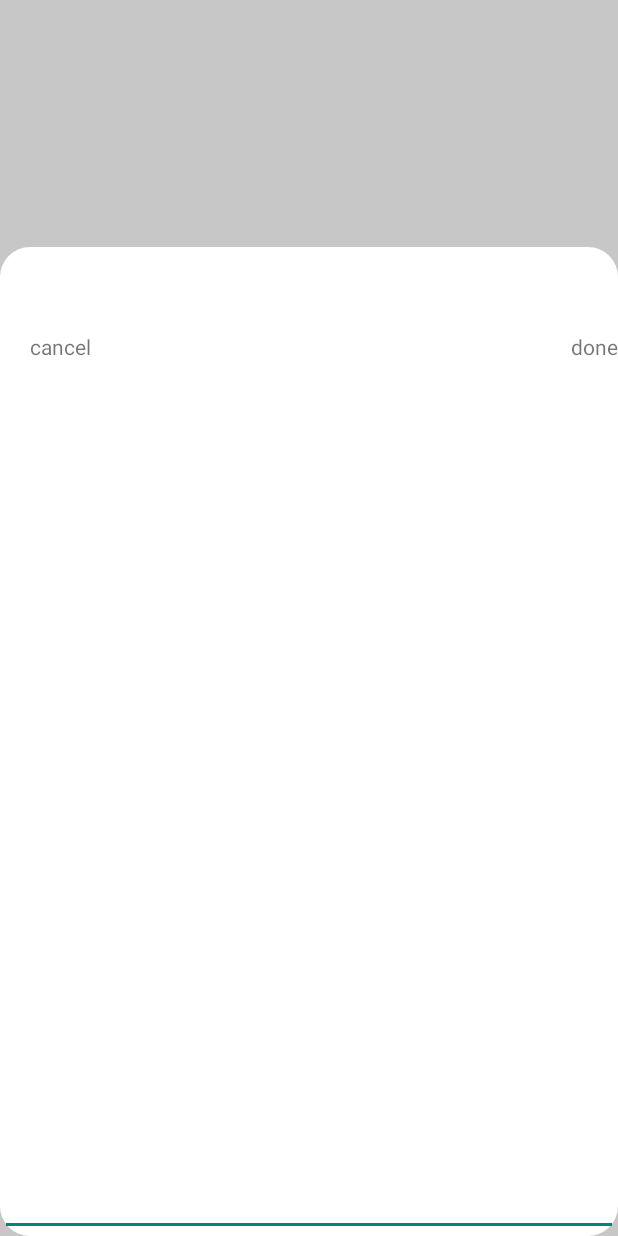
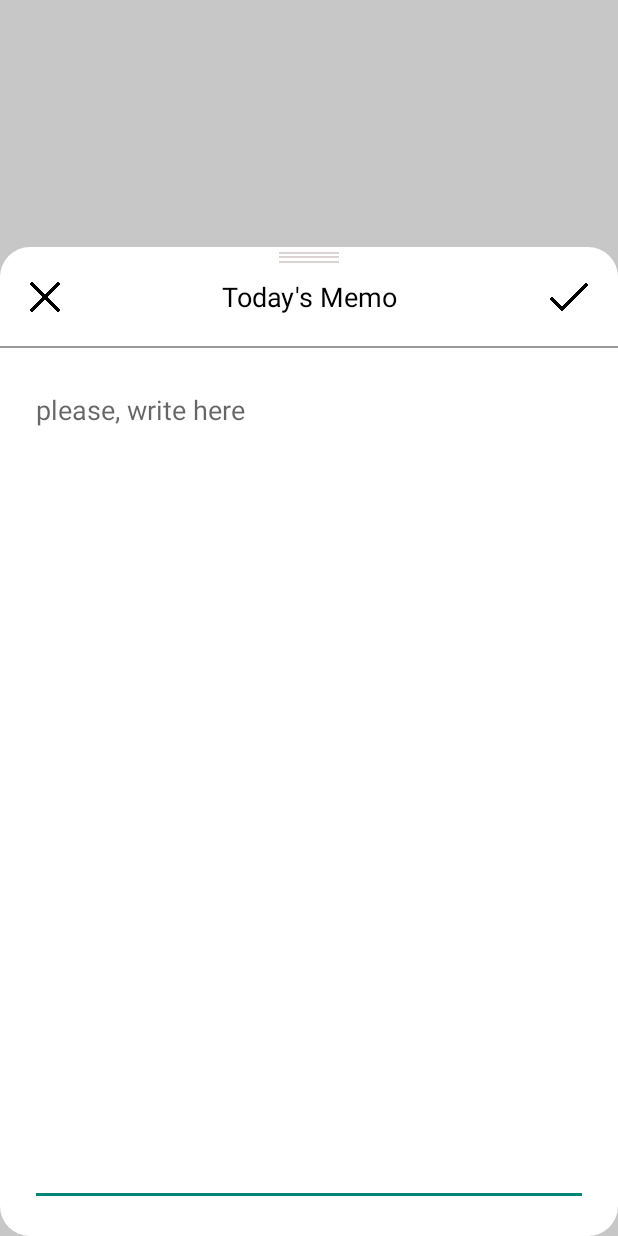
Before and after one commit to GodDB/PlanPlusMinus, an Android app: the layout controller_plan_memo.xml on its own in the app's theme, with its tools: preview values and no code run, on a phone screen of 412 x 824 dp. Run offline under Robolectric (Android 15) with nearby library versions, the phone set to English and light mode, and no system bars.

Commit message:
update(11/30)

```diff
--- a/app/build.gradle
+++ b/app/build.gradle
@@ -54,6 +54,7 @@ dependencies {
 
     implementation 'com.bluelinelabs:conductor:3.0.0-rc3'
     implementation 'com.bluelinelabs:conductor-archlifecycle:3.0.0-rc3'
+    implementation 'com.bluelinelabs:conductor-viewpager:3.0.0-rc3'
 
     def room_version = "2.2.5"
 
--- a/app/src/main/java/com/example/todoplusminus/base/ControllerBase.kt
+++ b/app/src/main/java/com/example/todoplusminus/base/ControllerBase.kt
@@ -48,7 +48,7 @@ abstract class ControllerBase : LifecycleController {
                 val tempTransaction = backstack[index]
                 backstack.removeAt(index)
                 backstack.add(tempTransaction)
-                router.setBackstack(backstack, null)
+                router.setBackstack(backstack, SimpleSwapChangeHandler())
                 return
             }
         }
--- a/app/src/main/java/com/example/todoplusminus/db/PlannerDatabase.kt
+++ b/app/src/main/java/com/example/todoplusminus/db/PlannerDatabase.kt
@@ -81,7 +81,7 @@ interface UserPlanDao{
     fun updateTitleBgById(id : String, title : String, bgColor: Int)
 
     @Query("select * from PlannerMemo where date = :date")
-    fun getMemoByDate(date : String) : LiveData<PlanMemo>
+    fun getMemoByDate(date : String) : PlanMemo?
 
     @Update(onConflict = OnConflictStrategy.REPLACE)
     suspend fun updatePlanMemo(memo : PlanMemo)
--- a/app/src/main/java/com/example/todoplusminus/repository/ILocalDataSource.kt
+++ b/app/src/main/java/com/example/todoplusminus/repository/ILocalDataSource.kt
@@ -18,7 +18,7 @@ interface ILocalDataSource {
 
     fun getLastIndex() : Int
 
-    fun getMemoByDate(date : String) : LiveData<PlanMemo>
+    fun getMemoByDate(date : String) : PlanMemo?
 
     suspend fun deletePlannerDataById(id : String)
 
--- a/app/src/main/java/com/example/todoplusminus/repository/LocalDataSourceImpl.kt
+++ b/app/src/main/java/com/example/todoplusminus/repository/LocalDataSourceImpl.kt
@@ -20,7 +20,7 @@ class LocalDataSourceImpl(val db: PlannerDatabase) : ILocalDataSource {
     override fun getLastIndex(): Int =
         db.userPlanDao().getLastIndex()
 
-    override fun getMemoByDate(date: String): LiveData<PlanMemo> = db.userPlanDao().getMemoByDate(date)
+    override fun getMemoByDate(date: String): PlanMemo? = db.userPlanDao().getMemoByDate(date)
 
 
     override suspend fun deletePlannerDataById(id: String) {
--- a/app/src/main/java/com/example/todoplusminus/repository/PlannerRepository.kt
+++ b/app/src/main/java/com/example/todoplusminus/repository/PlannerRepository.kt
@@ -16,7 +16,7 @@ class PlannerRepository(
 
     fun getLastIndex() : Int = localSource.getLastIndex()
 
-    fun getMemoByDate(date : String) : LiveData<PlanMemo> = localSource.getMemoByDate(date)
+    fun getMemoByDate(date : String) : PlanMemo? = localSource.getMemoByDate(date)
 
     suspend fun deletePlannerDataById(id: String) {
         localSource.deletePlannerDataById(id)
--- a/app/src/main/java/com/example/todoplusminus/vm/PlannerViewModel.kt
+++ b/app/src/main/java/com/example/todoplusminus/vm/PlannerViewModel.kt
@@ -88,6 +88,7 @@ class PlannerViewModel(private val repository: PlannerRepository) : ViewModel()
     }
 
     fun showMemo(){
+        Log.d("godgod", "showMemo()")
         isShowMemoEditor.value = true
         isShowMemoEditor.value = false
     }
--- a/app/src/main/res/layout/controller_plan_memo.xml
+++ b/app/src/main/res/layout/controller_plan_memo.xml
@@ -1,10 +1,10 @@
 <?xml version="1.0" encoding="utf-8"?>
 
 <layout xmlns:android="http://schemas.android.com/apk/res/android"
-    xmlns:app="http://schemas.android.com/apk/res-auto">
+    xmlns:app="http://schemas.android.com/apk/res-auto"
+    xmlns:bind="http://schemas.android.com/tools">
 
     <data>
-
         <variable
             name="vm"
             type="com.example.todoplusminus.vm.PlanMemoVM" />
@@ -12,7 +12,8 @@
 
     <androidx.constraintlayout.widget.ConstraintLayout
         android:layout_width="match_parent"
-        android:layout_height="match_parent">
+        android:layout_height="match_parent"
+        >
 
         <com.example.todoplusminus.ui.BackgroundView
             android:layout_width="match_parent"
@@ -28,42 +29,54 @@
             app:layout_constraintRight_toRightOf="parent"
             app:layout_constraintTop_toTopOf="@id/guide_top"
             app:layout_constraintBottom_toBottomOf="parent"
-            android:background="@drawable/card_view_border">
+            android:background="@drawable/card_view_border"
+            bind:setSlideEvent="@{() -> vm.onCancel()}"
+            >
 
-            <View
-                android:layout_width="40dp"
-                android:layout_height="1dp"
-                app:layout_constraintLeft_toLeftOf="parent"
-                app:layout_constraintRight_toRightOf="parent"
-                app:layout_constraintTop_toBottomOf="@id/root_view"
-                android:background="@color/right_gray"
-                />
             <View
                 android:layout_width="40dp"
                 android:layout_height="1dp"
                 android:layout_marginTop="3dp"
                 app:layout_constraintLeft_toLeftOf="parent"
                 app:layout_constraintRight_toRightOf="parent"
-                app:layout_constraintTop_toBottomOf="@id/root_view"
+                app:layout_constraintTop_toTopOf="@id/root_view"
                 android:background="@color/right_gray"
                 />
             <View
                 android:layout_width="40dp"
                 android:layout_height="1dp"
-                android:layout_marginTop="3dp"
+                android:layout_marginTop="6dp"
                 app:layout_constraintLeft_toLeftOf="parent"
                 app:layout_constraintRight_toRightOf="parent"
-                app:layout_constraintTop_toBottomOf="@id/root_view"
+                app:layout_constraintTop_toTopOf="@id/root_view"
+                android:background="@color/right_gray"
+                />
+            <View
+                android:layout_width="40dp"
+                android:layout_height="1dp"
+                android:layout_marginTop="9dp"
+                app:layout_constraintLeft_toLeftOf="parent"
+                app:layout_constraintRight_toRightOf="parent"
+                app:layout_constraintTop_toTopOf="@id/root_view"
                 android:background="@color/right_gray"
                 />
 
-            <TextView
+            <View
+                android:layout_width="0dp"
+                android:layout_height="1dp"
+                app:layout_constraintLeft_toLeftOf="parent"
+                app:layout_constraintRight_toRightOf="parent"
+                app:layout_constraintTop_toTopOf="@id/guide_title_bottom"
+                android:background="@color/dark_gray"
+                />
+
+            <ImageView
                 android:id="@+id/btn_cancel"
-                android:layout_width="wrap_content"
-                android:layout_height="wrap_content"
+                android:layout_width="20dp"
+                android:layout_height="20dp"
                 android:layout_marginStart="20dp"
                 android:onClick="@{() -> vm.onCancel()}"
-                android:text="@string/cancel"
+                android:src="@drawable/close"
                 app:layout_constraintBottom_toBottomOf="@id/guide_title_bottom"
                 app:layout_constraintLeft_toLeftOf="parent"
                 app:layout_constraintTop_toTopOf="parent" />
@@ -73,27 +86,35 @@
                 android:layout_width="wrap_content"
                 android:layout_height="wrap_content"
                 android:textColor="@color/black"
+                android:text="@string/today_memo"
+                android:textSize="18sp"
+
                 app:layout_constraintBottom_toBottomOf="@id/guide_title_bottom"
                 app:layout_constraintLeft_toLeftOf="parent"
                 app:layout_constraintRight_toRightOf="parent"
                 app:layout_constraintTop_toTopOf="parent" />
 
-            <TextView
+            <ImageView
                 android:id="@+id/btn_done"
-                android:layout_width="wrap_content"
-                android:layout_height="wrap_content"
-                android:layout_marginStart="20dp"
-                android:onClick="@{() -> vm.onDone()}"
-                android:text="@string/done"
+                android:layout_width="25dp"
+                android:layout_height="25dp"
+                android:layout_marginEnd="20dp"
+                android:src="@drawable/done"
                 app:layout_constraintBottom_toBottomOf="@id/guide_title_bottom"
                 app:layout_constraintRight_toRightOf="parent"
-                app:layout_constraintTop_toTopOf="parent" />
+                app:layout_constraintTop_toTopOf="parent"
+                bind:setClickEvent="@{vm.onDoneListener}"
+                bind:dim="@{vm.memoData.contents}"
+                />
 
             <EditText
                 android:id="@+id/memo_content_tv"
                 android:layout_width="0dp"
                 android:layout_height="0dp"
                 android:text="@={vm.memoData.contents}"
+                android:layout_margin="20dp"
+                android:gravity="left"
+                android:hint="@string/please_write_here"
                 app:layout_constraintBottom_toBottomOf="parent"
                 app:layout_constraintLeft_toLeftOf="parent"
                 app:layout_constraintRight_toRightOf="parent"
@@ -106,10 +127,9 @@
                 android:layout_height="1dp"
                 android:background="@color/black"
                 android:orientation="horizontal"
-                app:layout_constraintGuide_percent="0.2" />
+                app:layout_constraintGuide_percent="0.1" />
 
         </androidx.constraintlayout.widget.ConstraintLayout>
-
 
         <androidx.constraintlayout.widget.Guideline
             android:id="@+id/guide_top"
--- a/app/src/main/res/values/strings.xml
+++ b/app/src/main/res/values/strings.xml
@@ -5,6 +5,7 @@
     <string name="edit_title">editing plan✏️</string>
     <string name="cancel">cancel</string>
     <string name="done">done</string>
+    <string name="today_memo">Today\'s Memo</string>
 
     <string name="travel">Travel✈️</string>
     <string name="beer">Beer🍺</string>
```
Also changed, not shown: app/src/main/java/com/example/todoplusminus/MainController.kt (+10 -6 lines), app/src/main/java/com/example/todoplusminus/bindingAdapter/bindingAdapters.kt (+81 -9 lines), app/src/main/java/com/example/todoplusminus/controllers/PlanMemoController.kt (+7 -43 lines), app/src/main/java/com/example/todoplusminus/controllers/PlannerController.kt (+5 -2 lines), app/src/main/java/com/example/todoplusminus/vm/PlanMemoVM.kt (+53 -5 lines), 1 other file.
